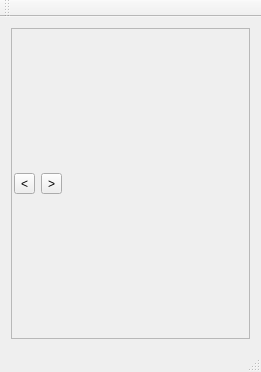
The window that mainwindow.ui (maruPisu/FileExplorer) describes before a commit, drawn with Qt 5.
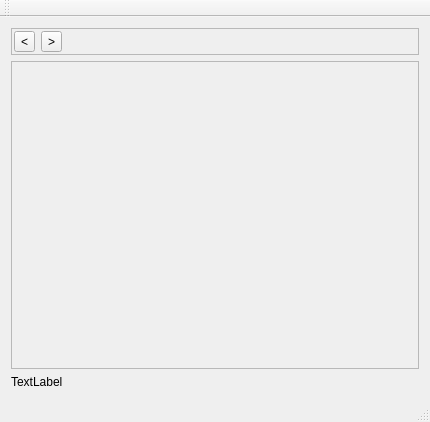
The same window after the commit.

Commit message: forward button + root folder + scrollarea + positioning of files

Diff of the .ui file:
```diff
--- a/mainwindow.ui
+++ b/mainwindow.ui
@@ -6,8 +6,8 @@
    <rect>
     <x>0</x>
     <y>0</y>
-    <width>261</width>
-    <height>372</height>
+    <width>430</width>
+    <height>422</height>
    </rect>
   </property>
   <property name="windowTitle">
@@ -73,7 +73,39 @@
      </widget>
     </item>
     <item>
-     <layout class="QGridLayout" name="file_layout"/>
+     <widget class="QScrollArea" name="scrollArea">
+      <property name="widgetResizable">
+       <bool>true</bool>
+      </property>
+      <widget class="QWidget" name="scrollAreaWidgetContents">
+       <property name="geometry">
+        <rect>
+         <x>0</x>
+         <y>0</y>
+         <width>404</width>
+         <height>276</height>
+        </rect>
+       </property>
+       <layout class="QVBoxLayout" name="verticalLayout_2">
+        <item>
+         <layout class="QGridLayout" name="file_layout"/>
+        </item>
+       </layout>
+      </widget>
+     </widget>
+    </item>
+    <item>
+     <widget class="QLabel" name="current_path">
+      <property name="sizePolicy">
+       <sizepolicy hsizetype="Preferred" vsizetype="Minimum">
+        <horstretch>0</horstretch>
+        <verstretch>0</verstretch>
+       </sizepolicy>
+      </property>
+      <property name="text">
+       <string>TextLabel</string>
+      </property>
+     </widget>
     </item>
    </layout>
   </widget>
```
Left out of the diff: 2 changed lines with no effect on the pictures. The commit also changes 3 other files.
